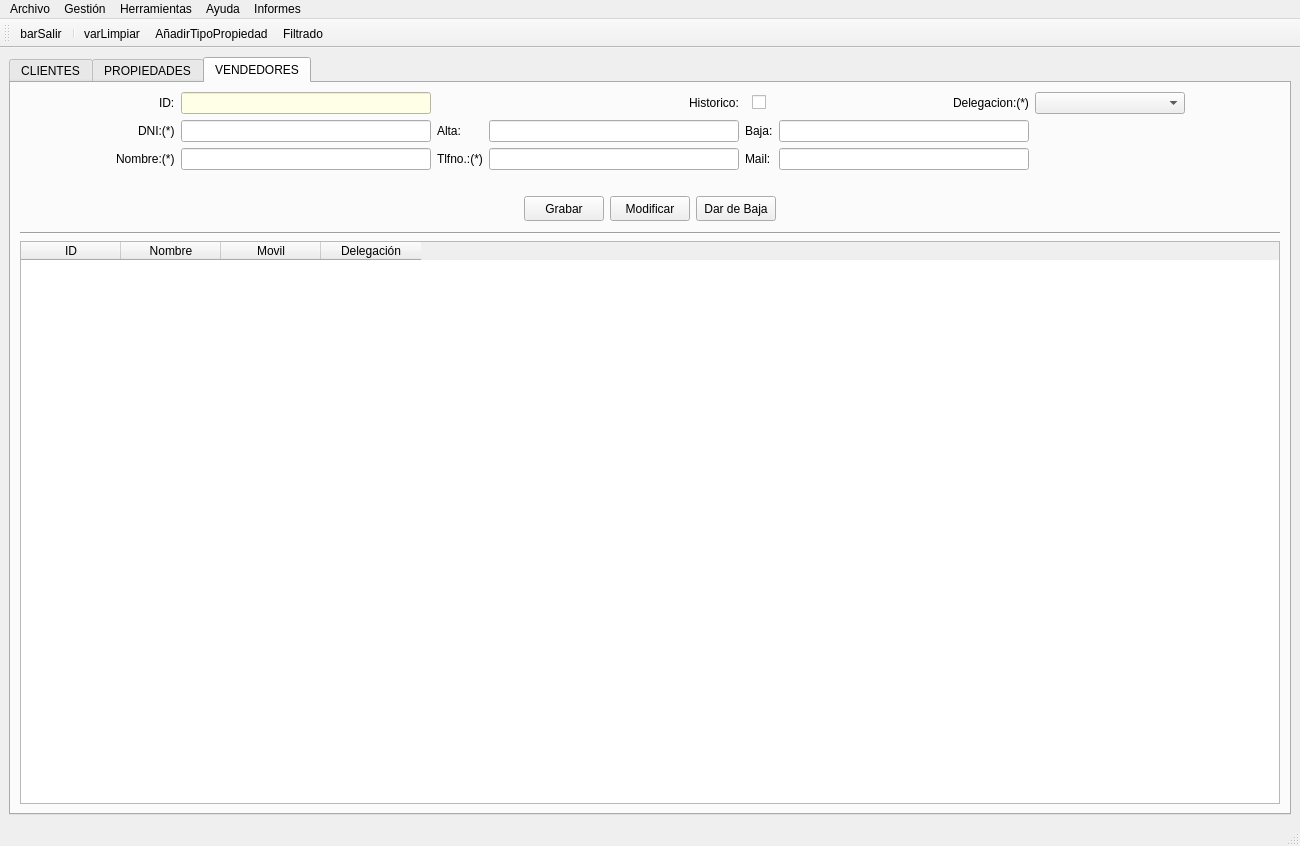
The window that templates/venPrincipal.ui (EvanSilva/ProyectoDI-2) describes before a commit, drawn with Qt 5.
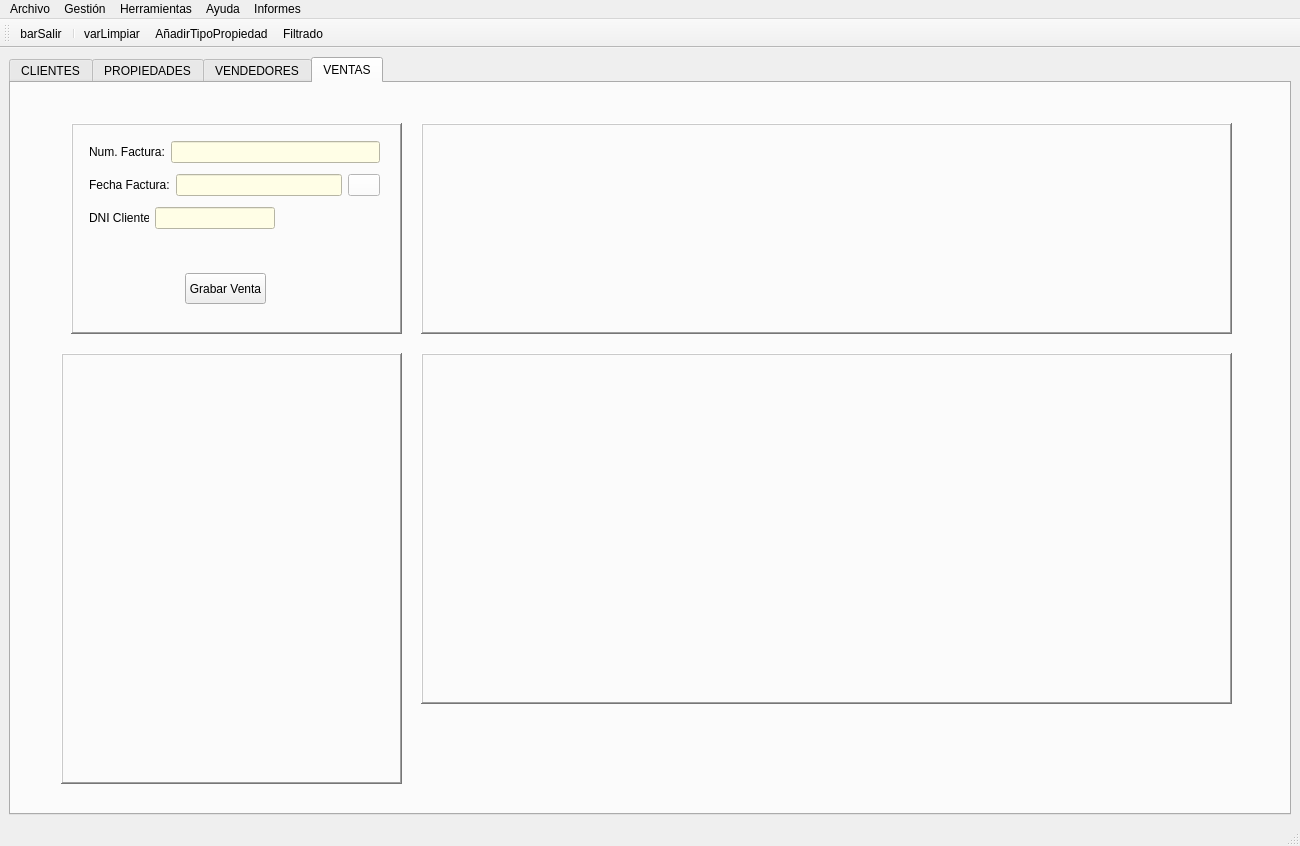
The same window after the commit. Icons and pictures are not drawn.

```diff
--- a/templates/venPrincipal.ui
+++ b/templates/venPrincipal.ui
@@ -37,7 +37,7 @@
        </size>
       </property>
       <property name="currentIndex">
-       <number>2</number>
+       <number>3</number>
       </property>
       <widget class="QWidget" name="pesClientes">
        <attribute name="title">
@@ -2522,6 +2522,256 @@
         </item>
        </layout>
       </widget>
+      <widget class="QWidget" name="panVentas">
+       <attribute name="title">
+        <string>VENTAS</string>
+       </attribute>
+       <widget class="QFrame" name="frame">
+        <property name="geometry">
+         <rect>
+          <x>60</x>
+          <y>40</y>
+          <width>331</width>
+          <height>211</height>
+         </rect>
+        </property>
+        <property name="frameShape">
+         <enum>QFrame::WinPanel</enum>
+        </property>
+        <property name="frameShadow">
+         <enum>QFrame::Raised</enum>
+        </property>
+        <widget class="QPushButton" name="btnGrabarVenta">
+         <property name="geometry">
+          <rect>
+           <x>114</x>
+           <y>150</y>
+           <width>81</width>
+           <height>31</height>
+          </rect>
+         </property>
+         <property name="text">
+          <string>Grabar Venta</string>
+         </property>
+        </widget>
+        <widget class="QWidget" name="">
+         <property name="geometry">
+          <rect>
+           <x>18</x>
+           <y>13</y>
+           <width>291</width>
+           <height>101</height>
+          </rect>
+         </property>
+         <layout class="QVBoxLayout" name="verticalLayout_2">
+          <item>
+           <layout class="QHBoxLayout" name="horizontalLayout_7">
+            <item>
+             <widget class="QLabel" name="label_3">
+              <property name="text">
+               <string>Num. Factura:</string>
+              </property>
+             </widget>
+            </item>
+            <item>
+             <widget class="QLineEdit" name="txtNumFac">
+              <property name="enabled">
+               <bool>false</bool>
+              </property>
+              <property name="minimumSize">
+               <size>
+                <width>200</width>
+                <height>0</height>
+               </size>
+              </property>
+              <property name="maximumSize">
+               <size>
+                <width>250</width>
+                <height>16777215</height>
+               </size>
+              </property>
+              <property name="styleSheet">
+               <string notr="true">background-color: rgb(255, 254, 230);</string>
+              </property>
+             </widget>
+            </item>
+           </layout>
+          </item>
+          <item>
+           <layout class="QHBoxLayout" name="horizontalLayout_8">
+            <item>
+             <widget class="QLabel" name="label_4">
+              <property name="text">
+               <string>Fecha Factura:</string>
+              </property>
+             </widget>
+            </item>
+            <item>
+             <widget class="QLineEdit" name="txtFechaFac">
+              <property name="enabled">
+               <bool>false</bool>
+              </property>
+              <property name="minimumSize">
+               <size>
+                <width>150</width>
+                <height>0</height>
+               </size>
+              </property>
+              <property name="maximumSize">
+               <size>
+                <width>250</width>
+                <height>16777215</height>
+               </size>
+              </property>
+              <property name="styleSheet">
+               <string notr="true">background-color: rgb(255, 254, 230);</string>
+              </property>
+             </widget>
+            </item>
+            <item>
+             <widget class="QPushButton" name="btnFechaFac">
+              <property name="maximumSize">
+               <size>
+                <width>32</width>
+                <height>16777215</height>
+               </size>
+              </property>
+              <property name="sizeIncrement">
+               <size>
+                <width>32</width>
+                <height>0</height>
+               </size>
+              </property>
+              <property name="contextMenuPolicy">
+               <enum>Qt::PreventContextMenu</enum>
+              </property>
+              <property name="styleSheet">
+               <string notr="true">background-color: rgb(255, 255, 255);</string>
+              </property>
+              <property name="text">
+               <string/>
+              </property>
+              <property name="icon">
+               <iconset>
+                <normaloff>../img/calendar.ico</normaloff>../img/calendar.ico</iconset>
+              </property>
+             </widget>
+            </item>
+           </layout>
+          </item>
+          <item>
+           <layout class="QHBoxLayout" name="horizontalLayout_9">
+            <item>
+             <widget class="QLabel" name="label_5">
+              <property name="maximumSize">
+               <size>
+                <width>60</width>
+                <height>16777215</height>
+               </size>
+              </property>
+              <property name="text">
+               <string>DNI Cliente:</string>
+              </property>
+             </widget>
+            </item>
+            <item>
+             <widget class="QLineEdit" name="txtDniFac">
+              <property name="enabled">
+               <bool>false</bool>
+              </property>
+              <property name="minimumSize">
+               <size>
+                <width>120</width>
+                <height>0</height>
+               </size>
+              </property>
+              <property name="maximumSize">
+               <size>
+                <width>100</width>
+                <height>16777215</height>
+               </size>
+              </property>
+              <property name="toolTip">
+               <string/>
+              </property>
+              <property name="statusTip">
+               <string/>
+              </property>
+              <property name="styleSheet">
+               <string notr="true">background-color: rgb(255, 254, 230);</string>
+              </property>
+              <property name="alignment">
+               <set>Qt::AlignCenter</set>
+              </property>
+             </widget>
+            </item>
+            <item>
+             <spacer name="horizontalSpacer_39">
+              <property name="orientation">
+               <enum>Qt::Horizontal</enum>
+              </property>
+              <property name="sizeHint" stdset="0">
+               <size>
+                <width>40</width>
+                <height>20</height>
+               </size>
+              </property>
+             </spacer>
+            </item>
+           </layout>
+          </item>
+         </layout>
+        </widget>
+       </widget>
+       <widget class="QFrame" name="frame_2">
+        <property name="geometry">
+         <rect>
+          <x>50</x>
+          <y>270</y>
+          <width>341</width>
+          <height>431</height>
+         </rect>
+        </property>
+        <property name="frameShape">
+         <enum>QFrame::WinPanel</enum>
+        </property>
+        <property name="frameShadow">
+         <enum>QFrame::Raised</enum>
+        </property>
+       </widget>
+       <widget class="QFrame" name="frame_3">
+        <property name="geometry">
+         <rect>
+          <x>410</x>
+          <y>40</y>
+          <width>811</width>
+          <height>211</height>
+         </rect>
+        </property>
+        <property name="frameShape">
+         <enum>QFrame::WinPanel</enum>
+        </property>
+        <property name="frameShadow">
+         <enum>QFrame::Raised</enum>
+        </property>
+       </widget>
+       <widget class="QFrame" name="frame_4">
+        <property name="geometry">
+         <rect>
+          <x>410</x>
+          <y>270</y>
+          <width>811</width>
+          <height>351</height>
+         </rect>
+        </property>
+        <property name="frameShape">
+         <enum>QFrame::WinPanel</enum>
+        </property>
+        <property name="frameShadow">
+         <enum>QFrame::Raised</enum>
+        </property>
+       </widget>
+      </widget>
      </widget>
     </item>
    </layout>
```
